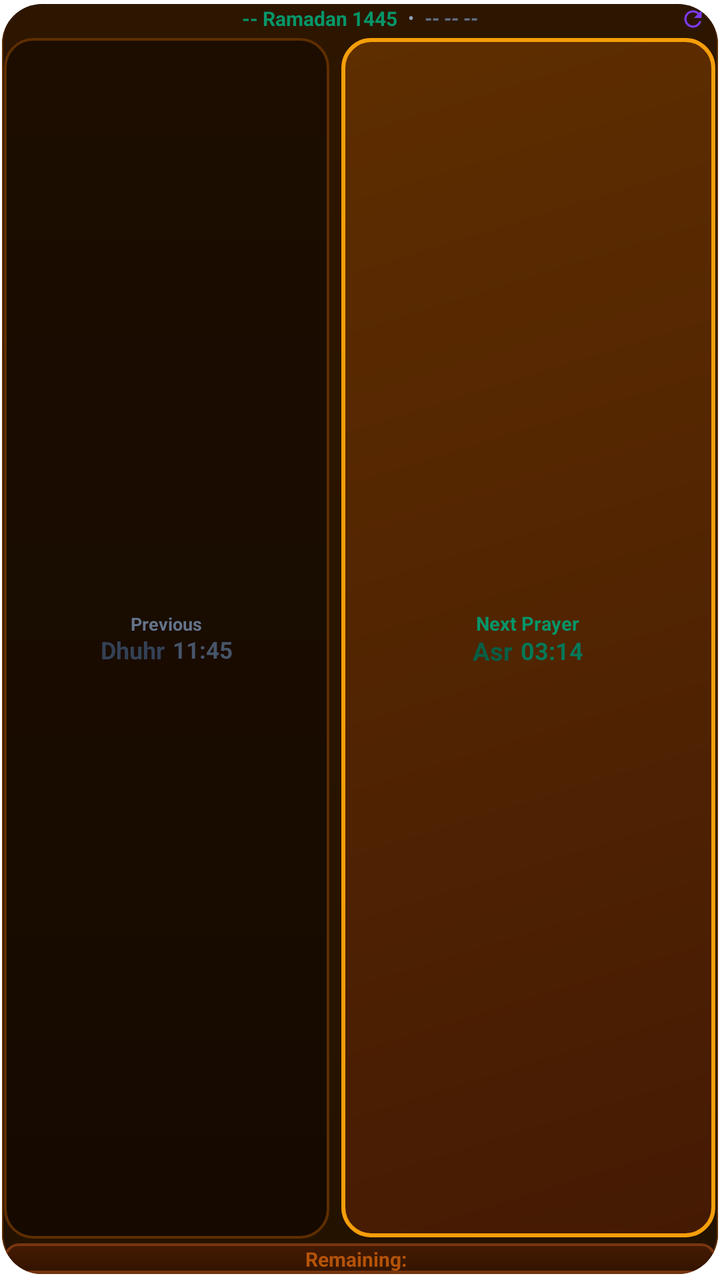
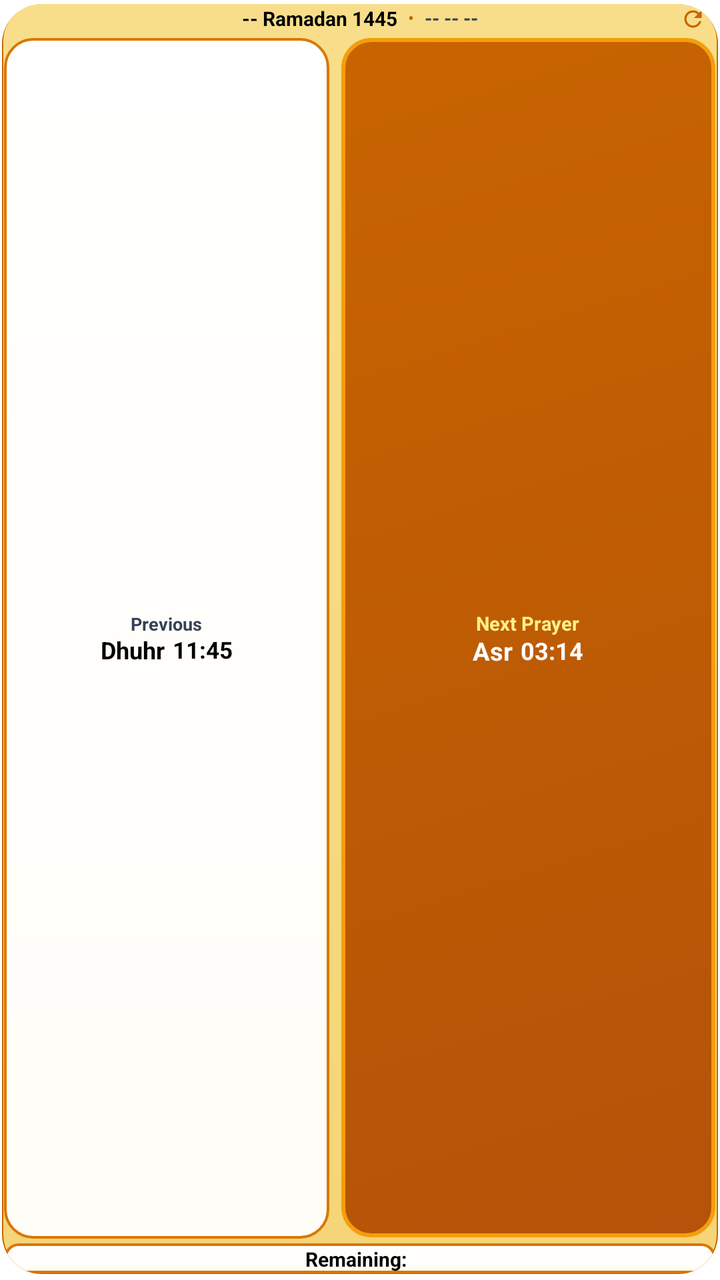

Two renders of the same Android screen: before a commit and after it. Below are the layout's source before the change and the commit's diff.
<!-- AndroidManifest.xml: application theme AppTheme.NoActionBar -->
<!-- res/layout/prayer_widget_compact_small_ltr.xml -->
<?xml version="1.0" encoding="utf-8"?>
<LinearLayout xmlns:android="http://schemas.android.com/apk/res/android"
    android:id="@+id/widget_root"
    android:layout_width="match_parent"
    android:layout_height="match_parent"
    android:orientation="vertical"
    android:layoutDirection="ltr"
    android:background="@drawable/widget_compact_bg"
    android:clipToOutline="true"
    android:padding="2dp">

    
    <LinearLayout
        android:id="@+id/compact_header_row"
        android:layout_width="match_parent"
        android:layout_height="wrap_content"
        android:orientation="horizontal"
        android:gravity="center_vertical"
        android:paddingStart="4dp"
        android:paddingEnd="4dp"
        android:paddingBottom="1dp">

        <ImageView
            android:id="@+id/widget_app_icon"
            android:layout_width="15dp"
            android:layout_height="15dp"
            android:src="@mipmap/ic_launcher"
            android:contentDescription="App Icon" />

        <LinearLayout
            android:id="@+id/compact_date_container"
            android:layout_width="0dp"
            android:layout_weight="1"
            android:layout_height="wrap_content"
            android:orientation="horizontal"
            android:gravity="center">

            <TextView
                android:id="@+id/compact_hijri_date"
                android:layout_width="wrap_content"
                android:layout_height="wrap_content"
                android:text="-- Ramadan 1445"
                android:textColor="#059669"
                android:textSize="10sp"
                android:textStyle="bold"
                android:singleLine="true"
                android:includeFontPadding="false" />

            <TextView
                android:id="@+id/compact_date_sep"
                android:layout_width="wrap_content"
                android:layout_height="wrap_content"
                android:text=" • "
                android:textColor="#94A3B8"
                android:textSize="9sp"
                android:layout_marginStart="3dp"
                android:layout_marginEnd="3dp"
                android:includeFontPadding="false" />

            <TextView
                android:id="@+id/compact_gregorian_date"
                android:layout_width="wrap_content"
                android:layout_height="wrap_content"
                android:text="-- -- --"
                android:textColor="#64748B"
                android:textSize="9.5sp"
                android:textStyle="bold"
                android:singleLine="true"
                android:includeFontPadding="false" />
        </LinearLayout>

        <ImageView
            android:id="@+id/widget_btn_refresh"
            android:layout_width="15dp"
            android:layout_height="15dp"
            android:src="@drawable/ic_widget_refresh"
            android:padding="1dp"
            android:contentDescription="Refresh" />
    </LinearLayout>

    
    <LinearLayout
        android:id="@+id/compact_cards_row"
        android:layout_width="match_parent"
        android:layout_height="0dp"
        android:layout_weight="1"
        android:orientation="horizontal"
        android:gravity="center"
        android:baselineAligned="false"
        android:paddingTop="1dp"
        android:paddingBottom="1dp">

        
        <LinearLayout
            android:id="@+id/compact_prev_card"
            android:layout_width="0dp"
            android:layout_weight="1"
            android:layout_height="match_parent"
            android:orientation="vertical"
            android:gravity="center"
            android:background="@drawable/widget_compact_prev_card"
            android:paddingStart="4dp"
            android:paddingEnd="4dp"
            android:paddingTop="1dp"
            android:paddingBottom="1dp"
            android:layout_marginEnd="3dp">

            <TextView
                android:id="@+id/compact_prev_label"
                android:layout_width="wrap_content"
                android:layout_height="wrap_content"
                android:text="Previous"
                android:textColor="#64748B"
                android:textSize="9sp"
                android:textStyle="bold"
                android:singleLine="true"
                android:includeFontPadding="false" />

            <LinearLayout
                android:layout_width="wrap_content"
                android:layout_height="wrap_content"
                android:orientation="horizontal"
                android:gravity="center"
                android:layout_marginTop="1dp">

                <TextView
                    android:id="@+id/compact_prev_name"
                    android:layout_width="wrap_content"
                    android:layout_height="wrap_content"
                    android:text="Dhuhr"
                    android:textColor="#334155"
                    android:textSize="12sp"
                    android:textStyle="bold"
                    android:singleLine="true"
                    android:includeFontPadding="false"
                    android:layout_marginEnd="4dp" />

                <TextView
                    android:id="@+id/compact_prev_time"
                    android:layout_width="wrap_content"
                    android:layout_height="wrap_content"
                    android:text="11:45"
                    android:textColor="#475569"
                    android:textSize="11.5sp"
                    android:textStyle="bold"
                    android:singleLine="true"
                    android:includeFontPadding="false" />
            </LinearLayout>
        </LinearLayout>

        
        <LinearLayout
            android:id="@+id/compact_next_card"
            android:layout_width="0dp"
            android:layout_weight="1.15"
            android:layout_height="match_parent"
            android:orientation="vertical"
            android:gravity="center"
            android:background="@drawable/widget_compact_next_card"
            android:paddingStart="4dp"
            android:paddingEnd="4dp"
            android:paddingTop="1dp"
            android:paddingBottom="1dp"
            android:layout_marginStart="3dp">

            <TextView
                android:id="@+id/compact_next_label"
                android:layout_width="wrap_content"
                android:layout_height="wrap_content"
                android:text="Next Prayer"
                android:textColor="#059669"
                android:textSize="9.5sp"
                android:textStyle="bold"
                android:singleLine="true"
                android:includeFontPadding="false" />

            <LinearLayout
                android:layout_width="wrap_content"
                android:layout_height="wrap_content"
                android:orientation="horizontal"
                android:gravity="center"
                android:layout_marginTop="1dp">

                <TextView
                    android:id="@+id/compact_next_name"
                    android:layout_width="wrap_content"
                    android:layout_height="wrap_content"
                    android:text="Asr"
                    android:textColor="#065F46"
                    android:textSize="12.5sp"
                    android:textStyle="bold"
                    android:singleLine="true"
                    android:includeFontPadding="false"
                    android:layout_marginEnd="4dp" />

                <TextView
                    android:id="@+id/compact_next_time"
                    android:layout_width="wrap_content"
                    android:layout_height="wrap_content"
                    android:text="03:14"
                    android:textColor="#047857"
                    android:textSize="12sp"
                    android:textStyle="bold"
                    android:singleLine="true"
                    android:includeFontPadding="false" />
            </LinearLayout>
        </LinearLayout>
    </LinearLayout>

    
    <LinearLayout
        android:id="@+id/compact_countdown_card"
        android:layout_width="match_parent"
        android:layout_height="wrap_content"
        android:orientation="horizontal"
        android:gravity="center"
        android:background="@drawable/widget_countdown_ribbon"
        android:paddingTop="1.5dp"
        android:paddingBottom="1.5dp"
        android:paddingStart="8dp"
        android:paddingEnd="8dp">

        <TextView
            android:id="@+id/compact_remaining_label"
            android:layout_width="wrap_content"
            android:layout_height="wrap_content"
            android:text="Remaining:"
            android:textColor="#B45309"
            android:textSize="10sp"
            android:textStyle="bold"
            android:singleLine="true"
            android:includeFontPadding="false"
            android:layout_marginEnd="4dp" />

        <Chronometer
            android:id="@+id/compact_chronometer"
            android:layout_width="wrap_content"
            android:layout_height="wrap_content"
            android:textColor="#92400E"
            android:textSize="11sp"
            android:textStyle="bold"
            android:includeFontPadding="false"
            android:countDown="true"
            android:visibility="gone" />

        <TextView
            android:id="@+id/compact_remaining_en"
            android:layout_width="wrap_content"
            android:layout_height="wrap_content"
            android:textColor="#92400E"
            android:textSize="11sp"
            android:textStyle="bold"
            android:includeFontPadding="false" />
    </LinearLayout>
</LinearLayout>
<!-- resources referenced by this layout -->
<resources>
  <!-- drawable ic_widget_refresh (drawable) -->
  <vector xmlns:android="http://schemas.android.com/apk/res/android"
      android:width="24dp"
      android:height="24dp"
      android:viewportWidth="24"
      android:viewportHeight="24">
    <path
        android:fillColor="#7c3aed"
        android:pathData="M17.65,6.35C16.2,4.9 14.21,4 12,4c-4.42,0 -7.99,3.58 -7.99,8s3.57,8 7.99,8c3.73,0 6.84,-2.55 7.73,-6h-2.08c-0.82,2.33 -3.04,4 -5.65,4 -3.31,0 -6,-2.69 -6,-6s2.69,-6 6,-6c1.66,0 3.14,0.69 4.22,1.78L13,11h7V4l-2.35,2.35z"/>
  </vector>
  <!-- drawable widget_compact_bg (drawable) -->
  <?xml version="1.0" encoding="utf-8"?>
  <layer-list xmlns:android="http://schemas.android.com/apk/res/android">
      
      <item android:top="2dp" android:left="1dp" android:right="1dp" android:bottom="3dp">
          <shape>
              <solid android:color="#40000000" />
              <corners android:radius="20dp" />
          </shape>
      </item>
      
      <item android:bottom="2dp">
          <shape>
              <gradient
                  android:angle="90"
                  android:startColor="#241200"
                  android:endColor="#2D1600" />
              <corners android:radius="20dp" />
              <stroke android:width="1.5dp" android:color="#5E2E00" />
          </shape>
      </item>
  </layer-list>
  <!-- drawable widget_compact_next_card (drawable) -->
  <?xml version="1.0" encoding="utf-8"?>
  <layer-list xmlns:android="http://schemas.android.com/apk/res/android">
      
      <item android:top="2dp" android:left="1dp" android:right="1dp" android:bottom="3dp">
          <shape>
              <solid android:color="#40F59E0B" />
              <corners android:radius="14dp" />
          </shape>
      </item>
      
      <item android:bottom="2dp">
          <shape>
              <gradient
                  android:angle="135"
                  android:startColor="#451A03"
                  android:endColor="#5E2E00" />
              <corners android:radius="14dp" />
              <stroke android:width="2dp" android:color="#F59E0B" />
          </shape>
      </item>
  </layer-list>
  <!-- drawable widget_compact_prev_card (drawable) -->
  <?xml version="1.0" encoding="utf-8"?>
  <layer-list xmlns:android="http://schemas.android.com/apk/res/android">
      
      <item android:top="1dp" android:left="1dp" android:right="1dp" android:bottom="2dp">
          <shape>
              <solid android:color="#20000000" />
              <corners android:radius="14dp" />
          </shape>
      </item>
      
      <item android:bottom="1.5dp">
          <shape>
              <gradient
                  android:angle="90"
                  android:startColor="#160A00"
                  android:endColor="#1C0D00" />
              <corners android:radius="14dp" />
              <stroke android:width="1.2dp" android:color="#5E2E00" />
          </shape>
      </item>
  </layer-list>
  <!-- drawable widget_countdown_ribbon (drawable) -->
  <?xml version="1.0" encoding="utf-8"?>
  <layer-list xmlns:android="http://schemas.android.com/apk/res/android">
      
      <item android:top="1dp" android:left="1dp" android:right="1dp" android:bottom="2dp">
          <shape>
              <solid android:color="#20000000" />
              <corners android:radius="14dp" />
          </shape>
      </item>
      
      <item android:bottom="1.5dp">
          <shape>
              <gradient
                  android:angle="90"
                  android:startColor="#331400"
                  android:endColor="#451A03" />
              <corners android:radius="14dp" />
              <stroke android:width="1.2dp" android:color="#78350F" />
          </shape>
      </item>
  </layer-list>
  <!-- mipmap ic_launcher (mipmap-anydpi-v26) -->
  <?xml version="1.0" encoding="utf-8"?>
  <adaptive-icon xmlns:android="http://schemas.android.com/apk/res/android">
      <background android:drawable="@color/ic_launcher_background" />
      <foreground android:drawable="@mipmap/ic_launcher_foreground" />
  </adaptive-icon>
  <color name="ic_launcher_background">#FFFFFF</color>
</resources>

<!-- the commit's change to res/layout/prayer_widget_compact_small_ltr.xml (unified diff, before → after) -->
@@ -40,7 +40,7 @@
                 android:layout_width="wrap_content"
                 android:layout_height="wrap_content"
                 android:text="-- Ramadan 1445"
-                android:textColor="#059669"
+                android:textColor="#000000"
                 android:textSize="10sp"
                 android:textStyle="bold"
                 android:singleLine="true"
@@ -51,7 +51,7 @@
                 android:layout_width="wrap_content"
                 android:layout_height="wrap_content"
                 android:text=" • "
-                android:textColor="#94A3B8"
+                android:textColor="#C86400"
                 android:textSize="9sp"
                 android:layout_marginStart="3dp"
                 android:layout_marginEnd="3dp"
@@ -62,7 +62,7 @@
                 android:layout_width="wrap_content"
                 android:layout_height="wrap_content"
                 android:text="-- -- --"
-                android:textColor="#64748B"
+                android:textColor="#334155"
                 android:textSize="9.5sp"
                 android:textStyle="bold"
                 android:singleLine="true"
@@ -74,6 +74,7 @@
             android:layout_width="15dp"
             android:layout_height="15dp"
             android:src="@drawable/ic_widget_refresh"
+            android:tint="#C86400"
             android:padding="1dp"
             android:contentDescription="Refresh" />
     </LinearLayout>
@@ -110,7 +111,7 @@
                 android:layout_width="wrap_content"
                 android:layout_height="wrap_content"
                 android:text="Previous"
-                android:textColor="#64748B"
+                android:textColor="#334155"
                 android:textSize="9sp"
                 android:textStyle="bold"
                 android:singleLine="true"
@@ -128,7 +129,7 @@
                     android:layout_width="wrap_content"
                     android:layout_height="wrap_content"
                     android:text="Dhuhr"
-                    android:textColor="#334155"
+                    android:textColor="#000000"
                     android:textSize="12sp"
                     android:textStyle="bold"
                     android:singleLine="true"
@@ -140,7 +141,7 @@
                     android:layout_width="wrap_content"
                     android:layout_height="wrap_content"
                     android:text="11:45"
-                    android:textColor="#475569"
+                    android:textColor="#000000"
                     android:textSize="11.5sp"
                     android:textStyle="bold"
                     android:singleLine="true"
@@ -168,7 +169,7 @@
                 android:layout_width="wrap_content"
                 android:layout_height="wrap_content"
                 android:text="Next Prayer"
-                android:textColor="#059669"
+                android:textColor="#FEF08A"
                 android:textSize="9.5sp"
                 android:textStyle="bold"
                 android:singleLine="true"
@@ -186,7 +187,7 @@
                     android:layout_width="wrap_content"
                     android:layout_height="wrap_content"
                     android:text="Asr"
-                    android:textColor="#065F46"
+                    android:textColor="#FFFFFF"
                     android:textSize="12.5sp"
                     android:textStyle="bold"
                     android:singleLine="true"
@@ -198,7 +199,7 @@
                     android:layout_width="wrap_content"
                     android:layout_height="wrap_content"
                     android:text="03:14"
-                    android:textColor="#047857"
+                    android:textColor="#FFFFFF"
                     android:textSize="12sp"
                     android:textStyle="bold"
                     android:singleLine="true"
@@ -225,7 +226,7 @@
             android:layout_width="wrap_content"
             android:layout_height="wrap_content"
             android:text="Remaining:"
-            android:textColor="#B45309"
+            android:textColor="#000000"
             android:textSize="10sp"
             android:textStyle="bold"
             android:singleLine="true"
@@ -236,7 +237,7 @@
             android:id="@+id/compact_chronometer"
             android:layout_width="wrap_content"
             android:layout_height="wrap_content"
-            android:textColor="#92400E"
+            android:textColor="#000000"
             android:textSize="11sp"
             android:textStyle="bold"
             android:includeFontPadding="false"
@@ -247,7 +248,7 @@
             android:id="@+id/compact_remaining_en"
             android:layout_width="wrap_content"
             android:layout_height="wrap_content"
-            android:textColor="#92400E"
+            android:textColor="#000000"
             android:textSize="11sp"
             android:textStyle="bold"
             android:includeFontPadding="false" />
<!-- resource entries referenced after the edit -->
@@ -25,10 +25,10 @@
           <shape>
               <gradient
                   android:angle="90"
-                  android:startColor="#241200"
-                  android:endColor="#2D1600" />
+                  android:startColor="#F5D576"
+                  android:endColor="#F8DE8A" />
               <corners android:radius="20dp" />
-              <stroke android:width="1.5dp" android:color="#5E2E00" />
+              <stroke android:width="1.5dp" android:color="#C86400" />
           </shape>
       </item>
   </layer-list>
@@ -47,8 +47,8 @@
           <shape>
               <gradient
                   android:angle="135"
-                  android:startColor="#451A03"
-                  android:endColor="#5E2E00" />
+                  android:startColor="#B45309"
+                  android:endColor="#C86400" />
               <corners android:radius="14dp" />
               <stroke android:width="2dp" android:color="#F59E0B" />
           </shape>
@@ -69,10 +69,10 @@
           <shape>
               <gradient
                   android:angle="90"
-                  android:startColor="#160A00"
-                  android:endColor="#1C0D00" />
+                  android:startColor="#FFFDF7"
+                  android:endColor="#FFFFFF" />
               <corners android:radius="14dp" />
-              <stroke android:width="1.2dp" android:color="#5E2E00" />
+              <stroke android:width="1.2dp" android:color="#D97706" />
           </shape>
       </item>
   </layer-list>
@@ -91,10 +91,10 @@
           <shape>
               <gradient
                   android:angle="90"
-                  android:startColor="#331400"
-                  android:endColor="#451A03" />
+                  android:startColor="#FFFDF7"
+                  android:endColor="#FFFFFF" />
               <corners android:radius="14dp" />
-              <stroke android:width="1.2dp" android:color="#78350F" />
+              <stroke android:width="1.2dp" android:color="#D97706" />
           </shape>
       </item>
   </layer-list>
